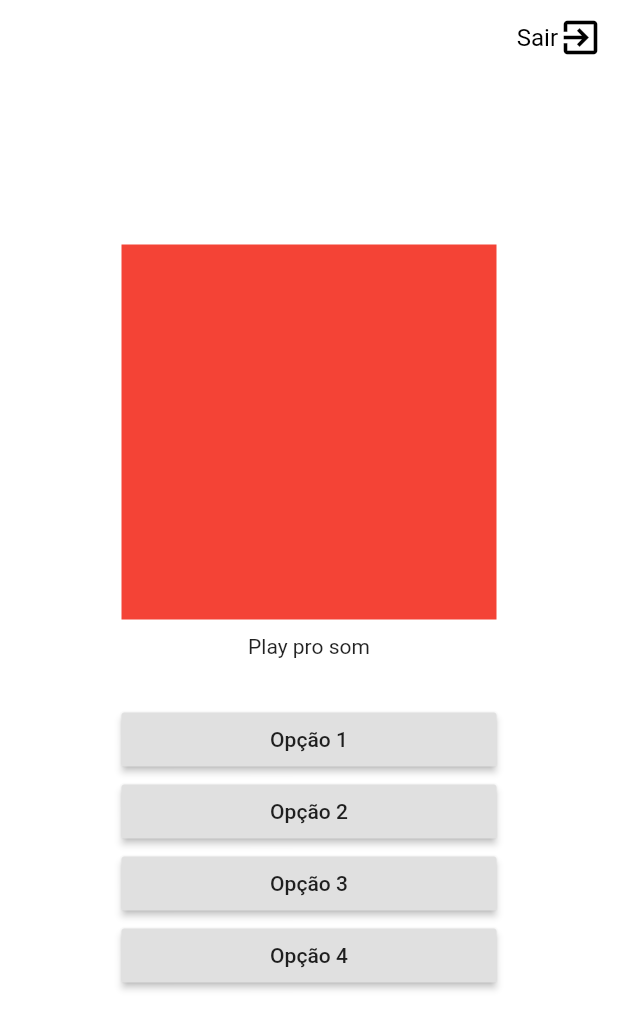
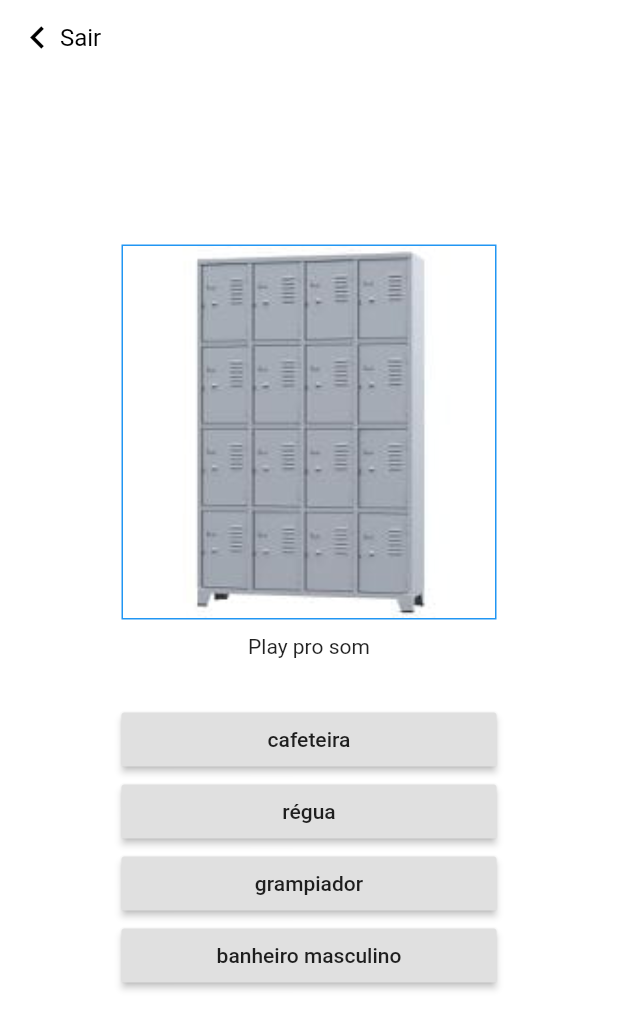
Before and after one commit to erickLage/improve, a Flutter app: the Jogo0 screen opened directly with empty values, on a phone screen of 412 x 824 dp. Shown: the top 1029 px of the screen. Run offline on Flutter 3.47's test engine with Material 2 defaults, Android fonts, the phone set to English and light mode, and no system bars; our stand-ins replace cloud_firestore, dynamic_theme, firebase_auth, flutter_colorpicker, shared_preferences; accounts and stored records are empty.

Commit message:
Padronizar botão de voltar e Definir imagens do jogo0

```diff
--- a/lib/ajuda1.dart
+++ b/lib/ajuda1.dart
@@ -52,15 +52,15 @@ class _Ajuda1State extends State<Ajuda1> {
               children: [
                 Positioned(
                   top: 10,
-                  right: 10,
+                  left: 10,
                   child: GestureDetector(
                     onTap: (){
                       Navigator.pop(context);
                     },
                     child: Row(
                       children: [
+                        Icon(Icons.chevron_left, size: 30, color: Colors.white,),
                         Text('Voltar', style: TextStyle(fontSize: 16,color: Colors.white),),
-                        Icon(Icons.exit_to_app, size: 30, color: Colors.white,),
                       ],
                     )
                   )
--- a/lib/jogo0.dart
+++ b/lib/jogo0.dart
@@ -1,3 +1,5 @@
+import 'dart:math';
+
 import 'package:flutter/material.dart';
 import 'package:improve/ajuda1.dart';
 
@@ -16,7 +18,24 @@ class _Jogo0MenuState extends State<Jogo0Menu> {
         child: Container(
           width: MediaQuery.of(context).size.width,
           color: Colors.white,
-          child: Column(
+          child: Stack(
+            children: [
+              Positioned(
+                top: 10,
+                left: 10,
+                child: GestureDetector(
+                  onTap: (){
+                    Navigator.pop(context);
+                  },
+                  child: Row(
+                    children: [
+                      Icon(Icons.chevron_left, size: 30, color: Colors.black,),
+                      Text('Voltar', style: TextStyle(fontSize: 16,color: Colors.black),),
+                    ],
+                  )
+                )
+              ),
+              Column(
                 crossAxisAlignment: CrossAxisAlignment.center,
                 children: [
                   Image.asset('src/assets/logo_sem_fundo.png',),
@@ -90,8 +109,8 @@ class _Jogo0MenuState extends State<Jogo0Menu> {
                   RaisedButton(
                     color: Colors.blue,
                     onPressed: () async {
-                  await Navigator.pushAndRemoveUntil(context, MaterialPageRoute(builder: (context) => Jogo0(nivelSelecionado)), (route) => false);
-                  //await Navigator.push(context, MaterialPageRoute(builder: (context) => Jogo0(nivelSelecionado)));
+                      //await Navigator.pushAndRemoveUntil(context, MaterialPageRoute(builder: (context) => Jogo0(nivelSelecionado)), (route) => false);
+                      await Navigator.push(context, MaterialPageRoute(builder: (context) => Jogo0(nivelSelecionado)));
                     },
                     child: Container(
                       alignment: Alignment.center,
@@ -120,6 +139,8 @@ class _Jogo0MenuState extends State<Jogo0Menu> {
                   ),
                 ],
               ),
+            ],
+          ),
         ),
       ),
     );
@@ -135,11 +156,27 @@ class Jogo0 extends StatefulWidget {
 }
 
 class _Jogo0State extends State<Jogo0> {
+  final Random random = new Random();
+  List<String> opcoes = [
+    'computador', 'impressora', 'grampiador', 'copiadora', 'régua', 'saída de emergência',
+    'cafeteira', 'crachá', 'calculadora', 'teclado', 'pendrive', 'calendário', 'quadro',
+    'projetor', 'banheiro feminino', 'banheiro masculino', 'escaninho', 'extintor de incêndio'
+  ];
+  Map resposta = {};
+
+  @override
+  void initState(){
+    opcoes = embaralhaOpcoes(opcoes);
+    resposta = escolherResposta(opcoes.sublist(0, 4));
+    super.initState();
+  }
 
   @override
   Widget build(BuildContext context) {
     return Scaffold(
-      body: SafeArea(
+      body: WillPopScope(
+        onWillPop: () async => false,
+        child: SafeArea(
           child: Container(
             width: MediaQuery.of(context).size.width,
             height: MediaQuery.of(context).size.height,
@@ -148,15 +185,15 @@ class _Jogo0State extends State<Jogo0> {
               children: [
                 Positioned(
                   top: 10,
-                right: 10,
+                  left: 10,
                   child: GestureDetector(
                     onTap: (){
-                    Navigator.pushNamedAndRemoveUntil(context, '/jogo0', (route) => false);
+                      Navigator.pop(context);
                     },
                     child: Row(
                       children: [
+                        Icon(Icons.chevron_left, size: 30, color: Colors.black,),
                         Text('Sair', style: TextStyle(fontSize: 16,color: Colors.black),),
-                      Icon(Icons.exit_to_app, size: 30, color: Colors.black,),
                       ],
                     )
                   )
@@ -167,9 +204,12 @@ class _Jogo0State extends State<Jogo0> {
                     mainAxisSize: MainAxisSize.min,
                     children: [
                       Container(
+                        decoration: BoxDecoration(
+                          border: Border.all(width: 1, color: Theme.of(context).primaryColor),
+                        ),
                         width: 250,
                         height: 250,
-                      color: Colors.red,
+                        child: Image.asset('src/jogoImagens/'+'escaninho'+'.jpeg', fit: BoxFit.cover,),
                       ),
                       SizedBox(height: 10),
                       Text('Play pro som'),
@@ -178,32 +218,40 @@ class _Jogo0State extends State<Jogo0> {
                         width: 250,
                         child: RaisedButton(
                           onPressed: (){
+                            if(resposta['index'] == 0){
+                              print('Parabéns');
+                            }else{
+                              print('É uma pena. :(');
+                            }
                           },
-                        child: Text('Opção 1'),
+                          child: Text(opcoes[0]),
                         ),
                       ),
                       Container(
                         width: 250,
                         child: RaisedButton(
                           onPressed: (){
+                            if(resposta['index'] == 1) print('Parabens');
                           },
-                        child: Text('Opção 2'),
+                          child: Text(opcoes[1]),
                         ),
                       ),
                       Container(
                         width: 250,
                         child: RaisedButton(
                           onPressed: (){
+                            if(resposta['index'] == 2) print('Parabens');
                           },
-                        child: Text('Opção 3'),
+                          child: Text(opcoes[2]),
                         ),
                       ),
                       Container(
                         width: 250,
                         child: RaisedButton(
                           onPressed: (){
+                            if(resposta['index'] == 3) print('Parabens');
                           },
-                        child: Text('Opção 4'),
+                          child: Text(opcoes[3]),
                         ),
                       ),
                     ]
@@ -213,8 +261,38 @@ class _Jogo0State extends State<Jogo0> {
             ),
           ),
         ),
+      ),
     );
   }
+
+  List<String> embaralhaOpcoes(List<String> items){
+    for (int i = items.length - 1; i > 0; i--) {
+
+      int n = random.nextInt(i + 1);
+
+      String temp = items[i];
+      items[i] = items[n];
+      items[n] = temp;
+    }
+
+    return items;
+  }
+
+  Map escolherResposta(List<String> items){
+    String withDia = 'ÀÁÂÃÄÅàáâãäåÒÓÔÕÕÖØòóôõöøÈÉÊËèéêëðÇçÐÌÍÎÏìíîïÙÚÛÜùúûüÑñŠšŸÿýŽž ';
+    String withoutDia = 'AAAAAAaaaaaaOOOOOOOooooooEEEEeeeeeCcDIIIIiiiiUUUUuuuuNnSsYyyZz_';
+    int index = random.nextInt(4);
+    String palavra = items[index];
+    for (int i = 0; i < withDia.length; i++) {
+      palavra = palavra.replaceAll(withDia[i], withoutDia[i]);
+    }
+
+    return {
+      'palavra': palavra,
+      'index': index,
+    };
+  }
+
 }
 
 ///////////////////////////////////////////////////////////////////////////////
--- a/pubspec.yaml
+++ b/pubspec.yaml
@@ -49,6 +49,7 @@ dev_dependencies:
 flutter:
   assets:
       - src/assets/
+      - src/jogoImagens/
   # The following line ensures that the Material Icons font is
   # included with your application, so that you can use the icons in
   # the material Icons class.
```
Also changed, not shown: lib/menu.dart (+0 -10 lines), lib/personaliza.dart (+15 -1 lines), pubspec.lock, src/jogoImagens/escaninho.jpeg (added). Lines whose indentation alone changed are shown as unchanged.
